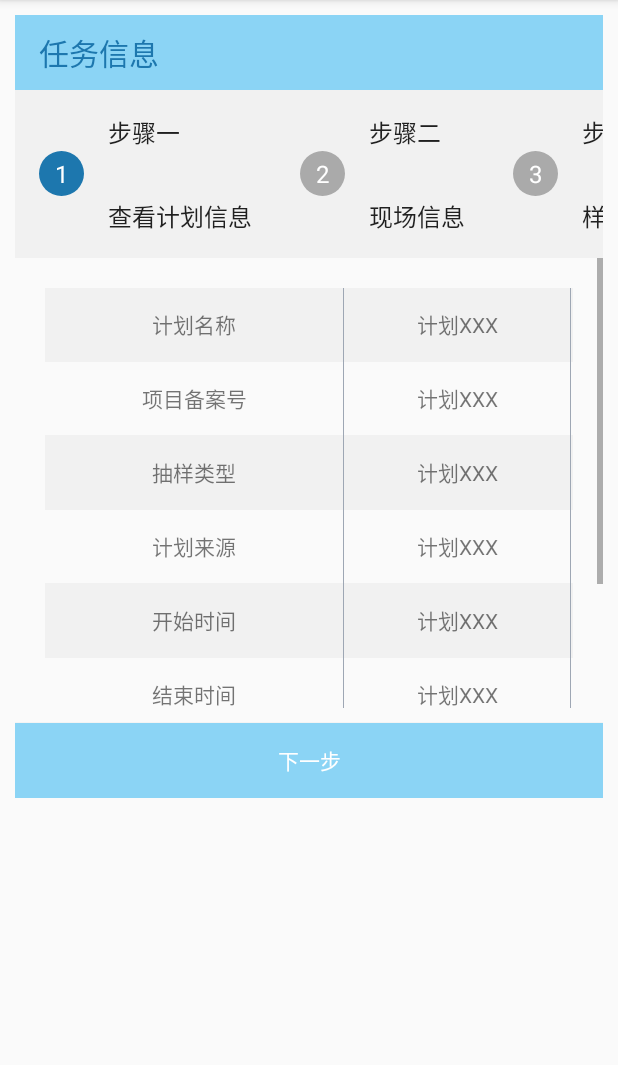
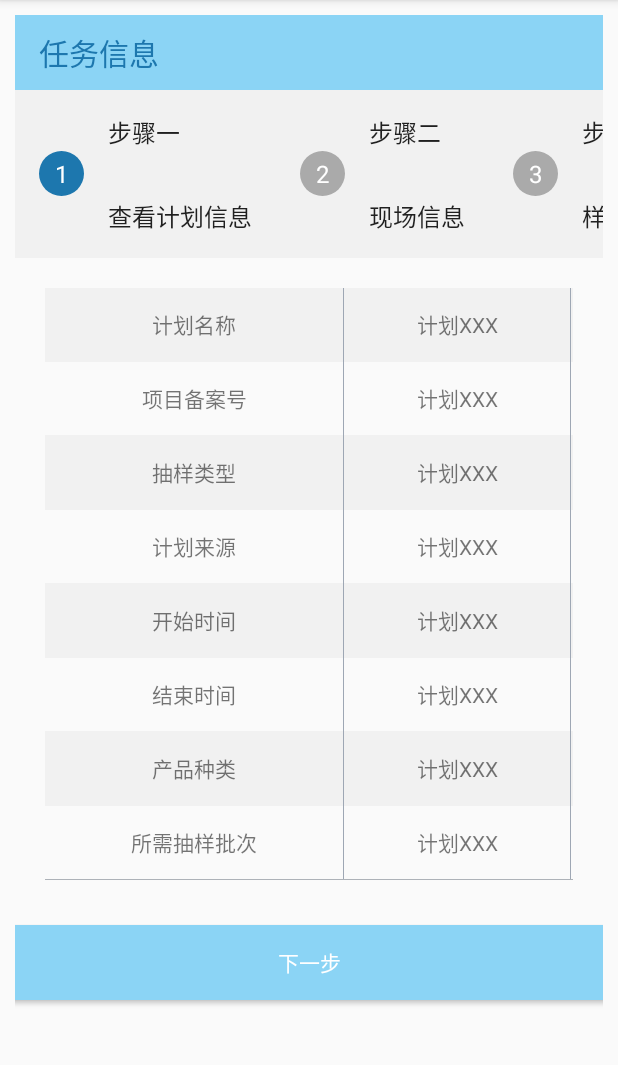
Before and after one commit to luwei1991/sb, an Android app: the fragment TaskDetailFragment shown on its own in the app's theme, on a phone screen of 412 x 824 dp, the part 84-1149 px from its top. Run offline under Robolectric (Android 15) with nearby library versions, the phone set to English and light mode, and no system bars; network calls fail; 10 statements that could not run were skipped.

Commit message:
任务信息往下级传递

```diff
--- a/app/src/main/java/com/product/sampling/bean/TaskEntity.java
+++ b/app/src/main/java/com/product/sampling/bean/TaskEntity.java
@@ -43,7 +43,11 @@ public class TaskEntity implements Parcelable {
 
     public boolean isNewRecord;
 
-    protected TaskEntity(Parcel in) {
+    public TaskEntity() {
+
+    }
+
+    public TaskEntity(Parcel in) {
         id = in.readString();
         planid = in.readString();
         companyid = in.readString();
--- a/app/src/main/java/com/product/sampling/ui/MainFragment.java
+++ b/app/src/main/java/com/product/sampling/ui/MainFragment.java
@@ -16,7 +16,7 @@ import com.product.sampling.R;
 
 public class MainFragment extends Fragment {
 
-    private MainViewModel mViewModel;
+    private TaskDetailViewModel mViewModel;
 
     public static MainFragment newInstance() {
         return new MainFragment();
@@ -32,7 +32,7 @@ public class MainFragment extends Fragment {
     @Override
     public void onActivityCreated(@Nullable Bundle savedInstanceState) {
         super.onActivityCreated(savedInstanceState);
-        mViewModel = ViewModelProviders.of(this).get(MainViewModel.class);
+        mViewModel = ViewModelProviders.of(this).get(TaskDetailViewModel.class);
         // TODO: Use the ViewModel
     }
 
--- a/app/src/main/java/com/product/sampling/ui/TaskDetailFragment.java
+++ b/app/src/main/java/com/product/sampling/ui/TaskDetailFragment.java
@@ -5,21 +5,20 @@ import android.os.Bundle;
 import android.view.LayoutInflater;
 import android.view.View;
 import android.view.ViewGroup;
+import android.widget.Button;
 import android.widget.TextView;
+
+import androidx.annotation.Nullable;
+import androidx.appcompat.widget.Toolbar;
+import androidx.fragment.app.Fragment;
+import androidx.lifecycle.ViewModelProviders;
 
 import com.google.android.material.appbar.CollapsingToolbarLayout;
 import com.product.sampling.R;
-import com.product.sampling.bean.Task;
 import com.product.sampling.bean.TaskEntity;
-import com.product.sampling.dummy.DummyContent;
-
-import androidx.fragment.app.Fragment;
 
 /**
- * A fragment representing a single Item detail screen.
- * This fragment is either contained in a {@link ItemListActivity}
- * in two-pane mode (on tablets) or a {@link ItemDetailActivity}
- * on handsets.
+ * 任务信息
  */
 public class TaskDetailFragment extends Fragment {
     /**
@@ -31,12 +30,19 @@ public class TaskDetailFragment extends Fragment {
     /**
      * The dummy content this fragment is presenting.
      */
-    private DummyContent.DummyItem mItem;
+    private static TaskDetailFragment fragment;
 
-    /**
-     * Mandatory empty constructor for the fragment manager to instantiate the
-     * fragment (e.g. upon screen orientation changes).
-     */
+    TaskDetailViewModel taskDetailViewModel;
+    private Toolbar toolbar;
+    private TextView tvPlanname;
+    private TextView tvPlanno;
+    private TextView tvTasktypecount;
+    private TextView tvPlanfrom;
+    private TextView tvStarttime;
+    private TextView tvEndtime;
+    private TextView tvCompanyname;
+    private Button btnSubmit;
+
     public TaskDetailFragment() {
     }
 
@@ -44,7 +50,9 @@ public class TaskDetailFragment extends Fragment {
 
         Bundle args = new Bundle();
         args.putParcelable("task", task);
-        TaskDetailFragment fragment = new TaskDetailFragment();
+        if (fragment == null) {
+            fragment = new TaskDetailFragment();
+        }
         fragment.setArguments(args);
         return fragment;
     }
@@ -54,9 +62,6 @@ public class TaskDetailFragment extends Fragment {
         super.onCreate(savedInstanceState);
 
         if (getArguments().containsKey(ARG_ITEM_ID)) {
-            // Load the dummy content specified by the fragment
-            // arguments. In a real-world scenario, use a Loader
-            // to load content from a content provider.
             Activity activity = this.getActivity();
             CollapsingToolbarLayout appBarLayout = (CollapsingToolbarLayout) activity.findViewById(R.id.toolbar_layout);
             if (appBarLayout != null) {
@@ -70,11 +75,38 @@ public class TaskDetailFragment extends Fragment {
                              Bundle savedInstanceState) {
         View rootView = inflater.inflate(R.layout.fragment_task_detail, container, false);
 
-        // Show the dummy content as text in a TextView.
-        if (mItem != null) {
+//        if (mItem != null) {
 //            ((TextView) rootView.findViewById(R.id.item_detail)).setText(mItem.details);
-        }
-
+//        }
+        initView(rootView);
         return rootView;
     }
+
+    @Override
+    public void onActivityCreated(@Nullable Bundle savedInstanceState) {
+        super.onActivityCreated(savedInstanceState);
+
+        taskDetailViewModel = ViewModelProviders.of(getActivity()).get(TaskDetailViewModel.class);
+        TaskEntity taskEntity = taskDetailViewModel.taskEntity;
+        tvPlanname.setText(taskEntity.planname);
+        tvPlanno.setText(taskEntity.planno);
+        tvTasktypecount.setText(taskEntity.tasktypecount);
+        tvPlanfrom.setText(taskEntity.planfrom);
+        tvStarttime.setText(taskEntity.starttime);
+        tvEndtime.setText(taskEntity.endtime);
+        tvCompanyname.setText(taskEntity.companyname);
+
+    }
+
+    private void initView(View view) {
+        toolbar = (Toolbar) view.findViewById(R.id.toolbar);
+        tvPlanname = (TextView) view.findViewById(R.id.tv_planname);
+        tvPlanno = (TextView) view.findViewById(R.id.tv_planno);
+        tvTasktypecount = (TextView) view.findViewById(R.id.tv_tasktypecount);
+        tvPlanfrom = (TextView) view.findViewById(R.id.tv_planfrom);
+        tvStarttime = (TextView) view.findViewById(R.id.tv_starttime);
+        tvEndtime = (TextView) view.findViewById(R.id.tv_endtime);
+        tvCompanyname = (TextView) view.findViewById(R.id.tv_companyname);
+        btnSubmit = (Button) view.findViewById(R.id.btn_submit);
+    }
 }
--- a/app/src/main/res/layout/fragment_task_detail.xml
+++ b/app/src/main/res/layout/fragment_task_detail.xml
@@ -1,23 +1,24 @@
 <?xml version="1.0" encoding="utf-8"?>
-<LinearLayout xmlns:android="http://schemas.android.com/apk/res/android"
+<ScrollView xmlns:android="http://schemas.android.com/apk/res/android"
+    xmlns:app="http://schemas.android.com/apk/res-auto"
     android:layout_width="match_parent"
-    android:layout_height="wrap_content"
-    xmlns:app="http://schemas.android.com/apk/res-auto"
-    android:layout_margin="10dp"
-    android:background="?selectableItemBackground"
+    android:layout_height="match_parent"
+    android:layout_margin="10dp">
+
+    <LinearLayout
+        android:layout_width="match_parent"
+        android:layout_height="match_parent"
         android:orientation="vertical">
+
         <androidx.appcompat.widget.Toolbar
             android:id="@+id/toolbar"
             android:layout_width="match_parent"
             android:layout_height="50dp"
             android:background="#8BD4F5"
-        app:titleTextColor="#1D77AE"
-        app:title="任务信息" />
+            app:title="任务信息"
+            app:titleTextColor="#1D77AE" />
+
         <include layout="@layout/layout_task_step" />
-
-    <ScrollView
-        android:layout_width="match_parent"
-        android:layout_height="300dp">
 
         <TableLayout
             android:layout_width="match_parent"
@@ -40,6 +41,7 @@
                     android:text="计划名称" />
 
                 <TextView
+                    android:id="@+id/tv_planname"
                     android:layout_width="match_parent"
                     android:layout_height="50dp"
                     android:gravity="center"
@@ -59,6 +61,7 @@
                     android:text="项目备案号" />
 
                 <TextView
+                    android:id="@+id/tv_planno"
                     android:layout_width="match_parent"
                     android:layout_height="50dp"
                     android:gravity="center"
@@ -79,6 +82,7 @@
                     android:text="抽样类型" />
 
                 <TextView
+                    android:id="@+id/tv_tasktypecount"
                     android:layout_width="match_parent"
                     android:layout_height="50dp"
                     android:gravity="center"
@@ -98,6 +102,7 @@
                     android:text="计划来源" />
 
                 <TextView
+                    android:id="@+id/tv_planfrom"
                     android:layout_width="match_parent"
                     android:layout_height="50dp"
                     android:gravity="center"
@@ -118,6 +123,7 @@
                     android:text="开始时间" />
 
                 <TextView
+                    android:id="@+id/tv_starttime"
                     android:layout_width="match_parent"
                     android:layout_height="50dp"
                     android:gravity="center"
@@ -137,6 +143,7 @@
                     android:text="结束时间" />
 
                 <TextView
+                    android:id="@+id/tv_endtime"
                     android:layout_width="match_parent"
                     android:layout_height="50dp"
                     android:gravity="center"
@@ -157,7 +164,7 @@
                     android:text="产品种类" />
 
                 <TextView
-                    android:id="@+id/tv_type"
+                    android:id="@+id/tv_companyname"
                     android:layout_width="match_parent"
                     android:layout_height="50dp"
                     android:gravity="center"
@@ -184,15 +191,23 @@
                     android:text="计划XXX" />
 
             </TableRow>
+
+            <View
+                android:layout_width="match_parent"
+                android:layout_height="1dp"
+                android:background="@color/color_ADB2B8" />
+
         </TableLayout>
-    </ScrollView>
 
         <Button
+            android:id="@+id/btn_submit"
             android:layout_width="400dp"
             android:layout_height="50dp"
             android:layout_gravity="center_horizontal"
-        android:layout_marginTop="10dp"
+            android:layout_margin="10dp"
             android:background="@color/colorPrimary"
             android:text="下一步"
             android:textColor="@color/white" />
     </LinearLayout>
+
+</ScrollView>
```
Also changed, not shown: app/src/main/java/com/product/sampling/ui/BaseFragment.java (+38 -1 lines), app/src/main/java/com/product/sampling/ui/MainViewModel.java (deleted, +0 -7 lines), app/src/main/java/com/product/sampling/ui/TaskDetailActivity.java (+8 -7 lines), app/src/main/java/com/product/sampling/ui/TaskListFragment.java (+10 -8 lines), app/src/main/java/com/product/sampling/ui/TaskSampleFragment.java (+25 -10 lines), app/src/main/java/com/product/sampling/ui/TaskSceneFragment.java (+17 -5 lines). Lines whose indentation alone changed are shown as unchanged.
